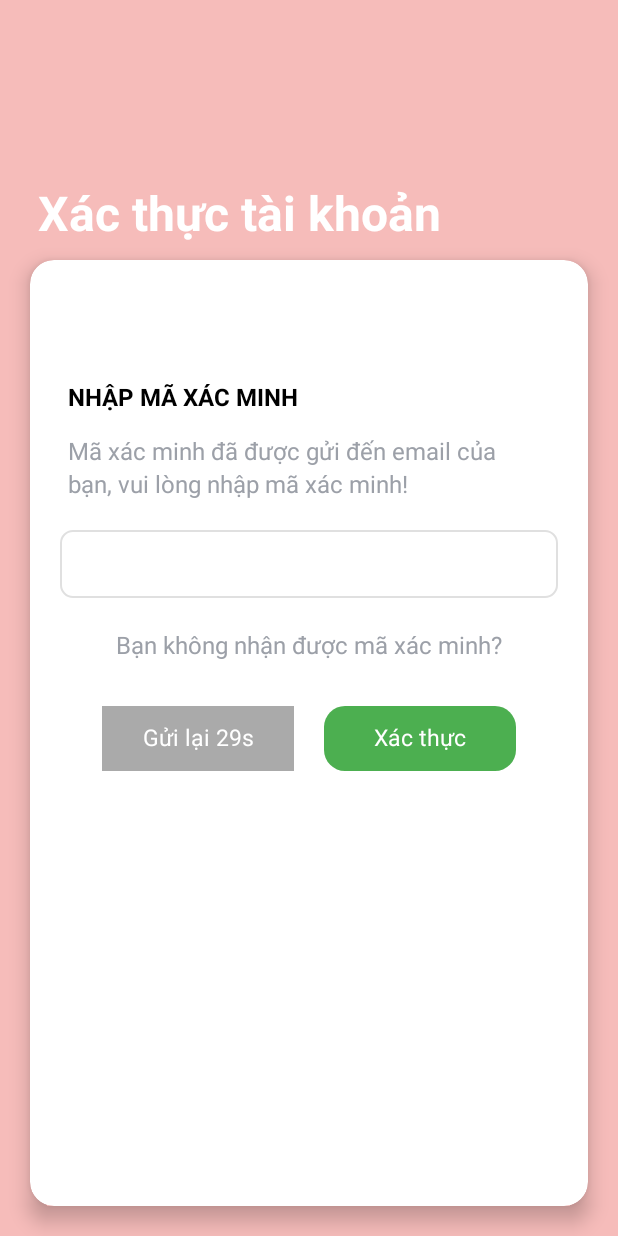
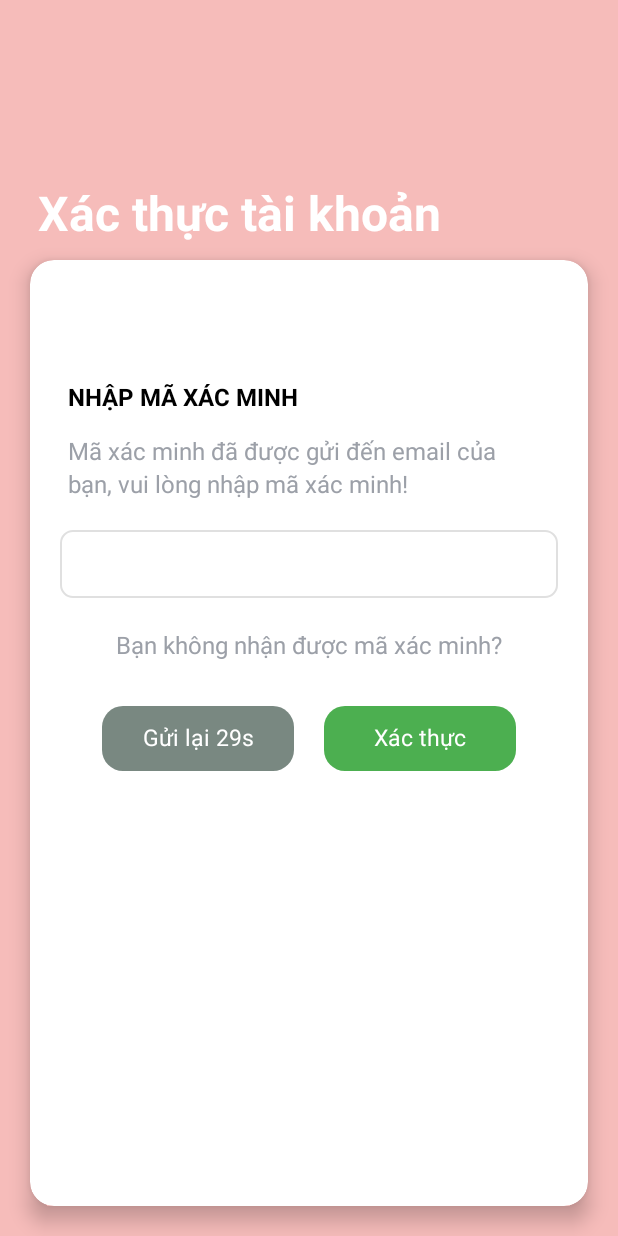
Before and after one commit to KieuTrinh3007/App_DATN_Haven_Inn-, an Android app: the Indentity_authentication screen opened directly, with no data from a screen before it, on a phone screen of 412 x 824 dp. Run offline under Robolectric (Android 15) with nearby library versions, the phone set to English and light mode, and no system bars.

Commit message:
ma xac thuc otp

```diff
--- a/app/src/main/java/com/example/app_datn_haven_inn/database/NetworkModule.kt
+++ b/app/src/main/java/com/example/app_datn_haven_inn/database/NetworkModule.kt
@@ -1,6 +1,5 @@
 package com.example.app_datn_haven_inn.database
 
-import okhttp3.Interceptor
 import okhttp3.OkHttpClient
 import okhttp3.logging.HttpLoggingInterceptor
 import retrofit2.Retrofit
--- a/app/src/main/java/com/example/app_datn_haven_inn/database/model/NguoiDungModel.kt
+++ b/app/src/main/java/com/example/app_datn_haven_inn/database/model/NguoiDungModel.kt
@@ -6,7 +6,7 @@ import kotlinx.parcelize.Parcelize
 
 @Parcelize
 data class NguoiDungModel(
-    @field:SerializedName("_id") var id: String,
+    @field:SerializedName("_id") var id: String? = null,
     @field:SerializedName("tenNguoiDung") var tenNguoiDung: String,
     @field:SerializedName("soDienThoai") var soDienThoai: String,
     @field:SerializedName("matKhau") var matKhau: String,
--- a/app/src/main/java/com/example/app_datn_haven_inn/database/service/NguoiDungService.kt
+++ b/app/src/main/java/com/example/app_datn_haven_inn/database/service/NguoiDungService.kt
@@ -10,9 +10,6 @@ interface NguoiDungService {
 
     @GET("nguoidungs/")
     suspend fun getListNguoiDung(): Response<List<NguoiDungModel>>
-
-    @GET("nguoiDung/{id}")
-    suspend fun getNguoiDungById(@Path("id") id: String): NguoiDungModel
 
     @Multipart
     @PUT("nguoidungs/put/{id}")
@@ -44,4 +41,9 @@ interface NguoiDungService {
         @Body payload: Map<String, String>
     ): Response<Map<String, Any>>
 
+    @POST("auth/register")
+    suspend fun registerNguoiDung(
+        @Body nguoiDung: NguoiDungModel
+    ): Response<Map<String, String>>
+
 }
--- a/app/src/main/java/com/example/app_datn_haven_inn/ui/profile/EditProfile.kt
+++ b/app/src/main/java/com/example/app_datn_haven_inn/ui/profile/EditProfile.kt
@@ -80,7 +80,6 @@ class EditProfile : AppCompatActivity() {
                     user?.let {
                         editTextName.setText(it.tenNguoiDung)
                         textViewEmail.setText(it.email)
-//                        textViewPhone.text = it.soDienThoai
                         textViewPhone.setText(it.soDienThoai)
                         currentImageUrl = it.hinhAnh
                         oldMatKhau = it.matKhau ?: ""
--- a/app/src/main/res/drawable/button_disabled.xml
+++ b/app/src/main/res/drawable/button_disabled.xml
@@ -1,6 +1,6 @@
 <selector xmlns:android="http://schemas.android.com/apk/res/android">
     <!-- Màu xám khi nút bị vô hiệu -->
-    <item android:drawable="@android:color/darker_gray" android:state_enabled="false"/>
+    <item android:drawable="@drawable/khung_button22" android:state_enabled="false"/>
 
     <!-- Màu bình thường khi nút có thể nhấn -->
     <item android:drawable="@drawable/khung_button1"/>
--- /dev/null
+++ b/app/src/main/res/drawable/khung_button22.xml
@@ -0,0 +1,5 @@
+<?xml version="1.0" encoding="utf-8"?>
+<shape xmlns:android="http://schemas.android.com/apk/res/android">
+    <corners android:radius="14dp"/>
+    <solid android:color="#798881"/>
+</shape>
```
Also changed, not shown: app/src/main/java/com/example/app_datn_haven_inn/ui/auth/Indentity_authentication.kt (+5 -2 lines), app/src/main/java/com/example/app_datn_haven_inn/ui/auth/SignUp.kt (+83 -4 lines), app/src/main/res/layout/activity_sign_up.xml (+5 -9 lines).
